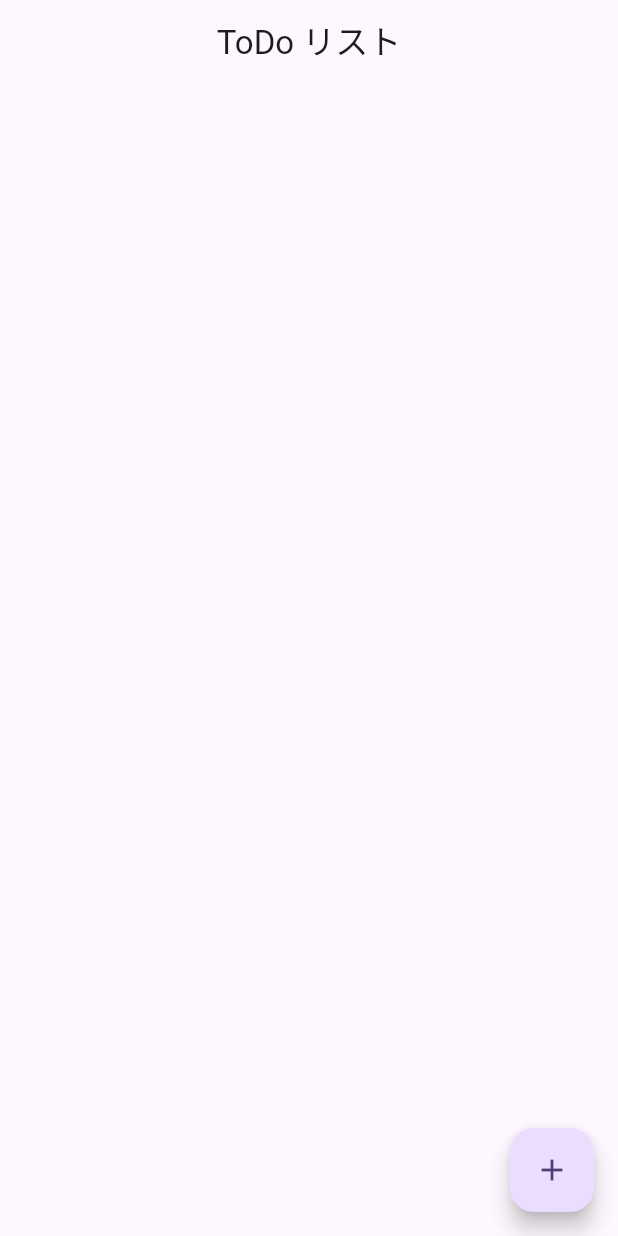
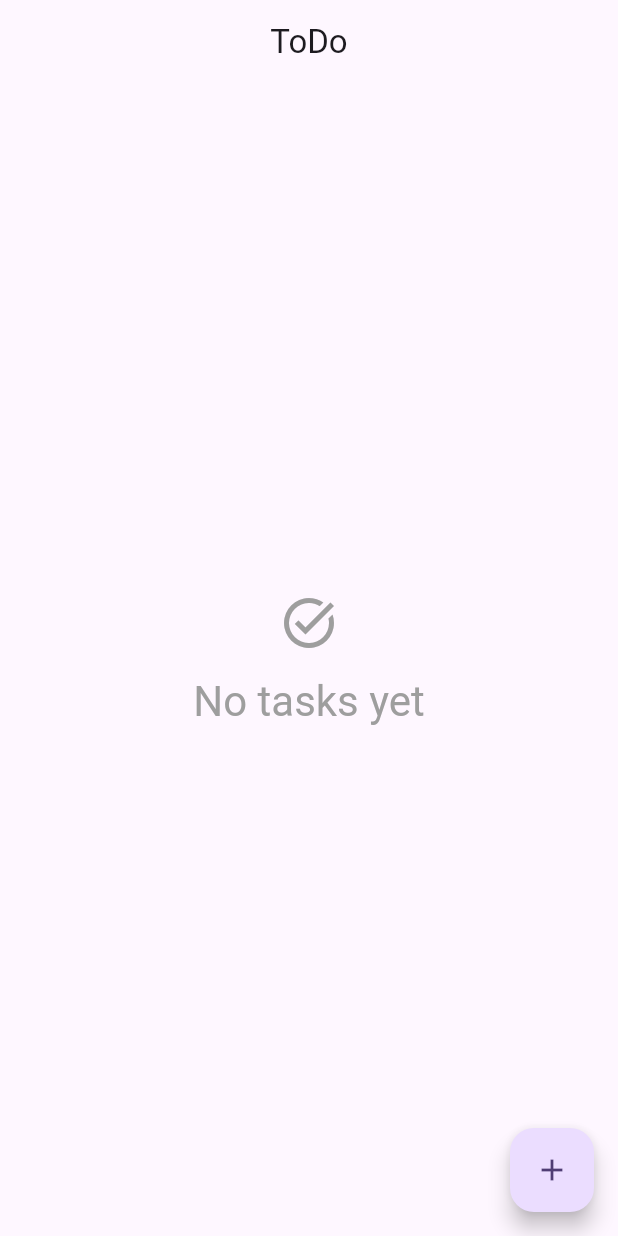
Before and after one commit to upsidr/flutter_architecture_blueprint, a Flutter app: the screen it shows after launch, on a phone screen of 412 x 824 dp. Run offline on Flutter 3.47's test engine with Material 3 defaults, Android fonts, the phone set to English and light mode, and no system bars; our stand-ins replace auto_route, clock, device_preview, flutter_hooks, freezed_annotation, gap and 5 more; generated files the repository leaves out were written again.

Commit message:
Team Feedback (#9)
* Improve method chains

* Translate Japanese text into English

* Add LICENSE

* Update README

* Update desgin

```diff
--- a/lib/core/domain/todo/edit_task_usecase.dart
+++ b/lib/core/domain/todo/edit_task_usecase.dart
@@ -54,8 +54,8 @@ class EditTaskUseCase {
   }
 
   AlertState _itemNotFoundState() =>
-      const AlertState.okDialog(message: 'タスクが見つかりませんでした');
-  AlertState _sampleErrorState() => const AlertState.okDialog(message: 'エラー');
+      const AlertState.okDialog(message: 'Not found');
+  AlertState _sampleErrorState() => const AlertState.okDialog(message: 'Error');
 }
 
 @freezed
--- a/lib/core/domain/todo/task_list_usecase.dart
+++ b/lib/core/domain/todo/task_list_usecase.dart
@@ -28,7 +28,7 @@ class TaskListUseCase {
       await _todoRepository.fetchTaskList();
     } on todo_repository.Other catch (_) {
       throw const TaskListUseCaseException.alert(
-          state: AlertState.okDialog(message: 'エラー'));
+          state: AlertState.okDialog(message: 'Error'));
     }
   }
 }
--- a/lib/feature/todo/edit_task/ui_components/toggle_complete_button.dart
+++ b/lib/feature/todo/edit_task/ui_components/toggle_complete_button.dart
@@ -19,13 +19,13 @@ class ToggleCompleteButton extends StatelessWidget {
       return TextButton(
         onPressed: () =>
             sendAction(const EditTaskAction.uncompleteButtonTapped()),
-        child: const Text('未完了とする', style: textStyle),
+        child: const Text('Mark as Uncompleted', style: textStyle),
       );
     } else {
       return TextButton(
         onPressed: () =>
             sendAction(const EditTaskAction.completeButtonTapped()),
-        child: const Text('完了とする', style: textStyle),
+        child: const Text('Mark as Completed', style: textStyle),
       );
     }
   }
--- a/lib/feature/todo/task_list/task_list_page.dart
+++ b/lib/feature/todo/task_list/task_list_page.dart
@@ -5,6 +5,7 @@ import 'package:flutter_architecture_blueprint/core/domain/model/editable_user_t
 import 'package:flutter_architecture_blueprint/core/util/alert_state.dart';
 import 'package:flutter_architecture_blueprint/feature/todo/task_list/task_list_contract.dart';
 import 'package:flutter_architecture_blueprint/feature/todo/task_list/task_list_notifier.dart';
+import 'package:flutter_architecture_blueprint/feature/todo/task_list/ui_components/task_list_placeholder.dart';
 import 'package:flutter_hooks/flutter_hooks.dart';
 import 'package:gap/gap.dart';
 import 'package:hooks_riverpod/hooks_riverpod.dart';
@@ -34,7 +35,7 @@ class TaskListPage extends HookConsumerWidget with AlertStateCompatible {
 
     return Scaffold(
       appBar: AppBar(
-        title: const Text('ToDo リスト'),
+        title: const Text('ToDo'),
         centerTitle: true,
       ),
       body: const _TaskListBody(),
@@ -76,6 +77,12 @@ class _TaskListBody extends HookConsumerWidget {
           )),
     );
 
+    if (taskListCompleted.isEmpty && taskListNotCompleted.isEmpty) {
+      return const Center(
+        child: TaskListPlaceholder(),
+      );
+    }
+
     return CustomScrollView(
       slivers: [
         // not completed
@@ -98,7 +105,7 @@ class _TaskListBody extends HookConsumerWidget {
             Padding(
               padding: const EdgeInsets.symmetric(horizontal: 16),
               child: Text(
-                '完了 (${taskListCompleted.length}件)',
+                '${taskListCompleted.length} Completed',
                 style: Theme.of(context).textTheme.headlineSmall,
               ),
             ),
--- /dev/null
+++ b/lib/feature/todo/task_list/ui_components/task_list_placeholder.dart
@@ -0,0 +1,30 @@
+import 'package:flutter/material.dart';
+import 'package:gap/gap.dart';
+
+class TaskListPlaceholder extends StatelessWidget {
+  const TaskListPlaceholder({super.key});
+
+  @override
+  Widget build(BuildContext context) {
+    return Column(
+      mainAxisSize: MainAxisSize.min,
+      crossAxisAlignment: CrossAxisAlignment.center,
+      children: [
+        const Icon(
+          Icons.task_alt,
+          size: 40,
+          color: Colors.grey,
+          applyTextScaling: true,
+        ),
+        const Gap(14),
+        Text(
+          'No tasks yet',
+          style: Theme.of(context)
+              .textTheme
+              .headlineMedium
+              ?.copyWith(color: Colors.grey),
+        ),
+      ],
+    );
+  }
+}
--- a/lib/main.dart
+++ b/lib/main.dart
@@ -2,12 +2,10 @@ import 'package:flutter/material.dart';
 import 'package:flutter_architecture_blueprint/app_router.dart';
 import 'package:flutter_hooks/flutter_hooks.dart';
 import 'package:hooks_riverpod/hooks_riverpod.dart';
-import 'package:intl/intl.dart';
 import 'package:intl/date_symbol_data_local.dart';
 
 Future<void> main() async {
   await initializeDateFormatting();
-  Intl.defaultLocale = 'ja_JP';
 
   runApp(
     const ProviderScope(
--- a/lib/main_device_preview.dart
+++ b/lib/main_device_preview.dart
@@ -2,13 +2,11 @@ import 'package:device_preview/device_preview.dart';
 import 'package:flutter/widgets.dart';
 import 'package:hooks_riverpod/hooks_riverpod.dart';
 import 'package:intl/date_symbol_data_local.dart';
-import 'package:intl/intl.dart';
 
 import 'main.dart';
 
 Future<void> main() async {
   await initializeDateFormatting();
-  Intl.defaultLocale = 'ja_JP';
 
   runApp(
     DevicePreview(
```
Also changed, not shown: lib/core/data/repository/todo/fake_todo_repository.dart (+7 -6 lines), lib/core/data/repository/todo/todo_repository_impl.dart (+4 -3 lines), lib/core/util/stream_extensions.dart (added, +7 -0 lines), lib/feature/todo/edit_task/edit_task_notifier.dart (+5 -7 lines), lib/feature/todo/edit_task/edit_task_page.dart (+4 -4 lines), lib/feature/todo/task_list/ui_components/task_list_item.dart (+5 -2 lines), docs/images/dataflow.png (added), lib/feature/todo/edit_task/edit_task_notifier.g.dart, lib/feature/todo/task_list/task_list_notifier.g.dart, 5 other files.
